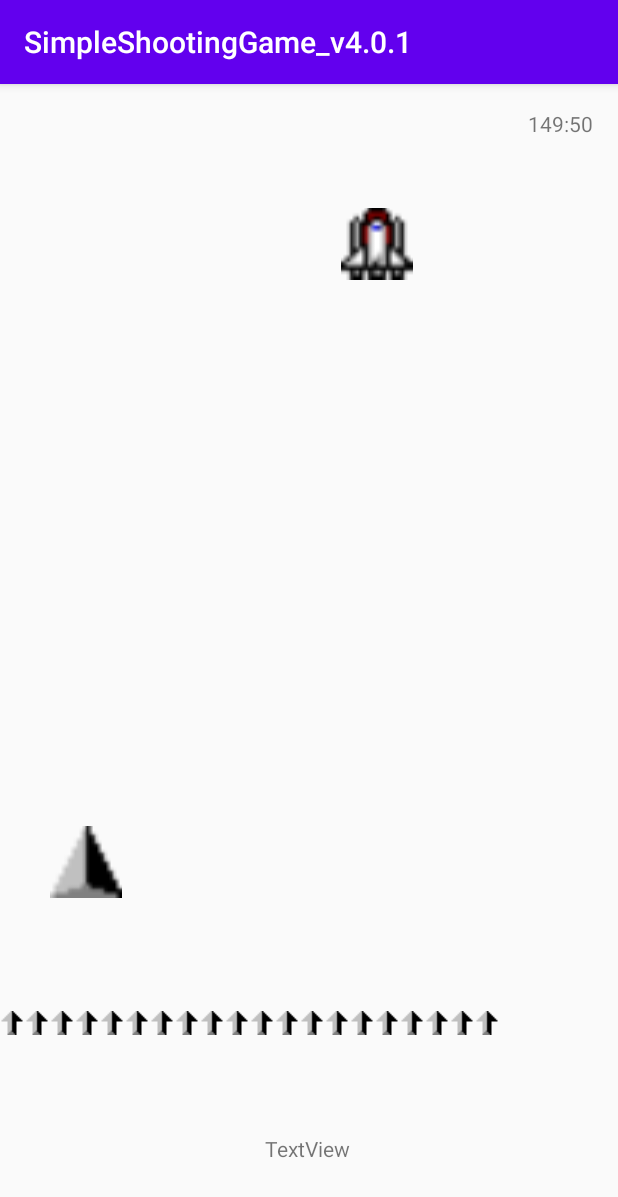
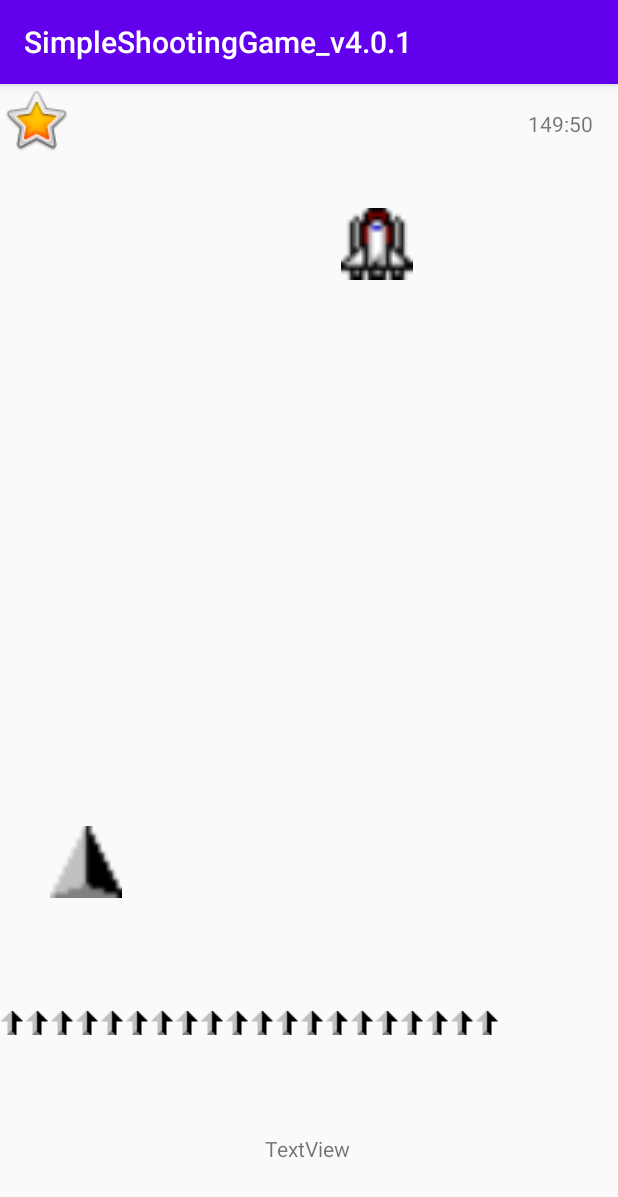
Before and after one commit to t7m3/SimpleShootingGame_v4.0.1, an Android app: the screen it shows after launch (MainActivity), on a phone screen of 412 x 824 dp. Shown: the top 1197 px of the screen. Run offline under Robolectric (Android 15) with nearby library versions, the phone set to English and light mode, and no system bars.

Commit message:
2020-11-13(金)　 1回目のコミット imageViewGifを追加した。（連射可能版）

```diff
--- a/app/src/main/res/layout/activity_main.xml
+++ b/app/src/main/res/layout/activity_main.xml
@@ -47,4 +47,12 @@
         app:layout_constraintTop_toTopOf="parent"
         app:layout_constraintVertical_bias="0.935" />
 
+    <ImageView
+        android:id="@+id/imageViewGif"
+        android:layout_width="48dp"
+        android:layout_height="48dp"
+        app:srcCompat="@android:drawable/btn_star_big_on"
+        tools:layout_editor_absoluteX="227dp"
+        tools:layout_editor_absoluteY="486dp" />
+
 </androidx.constraintlayout.widget.ConstraintLayout>
```
